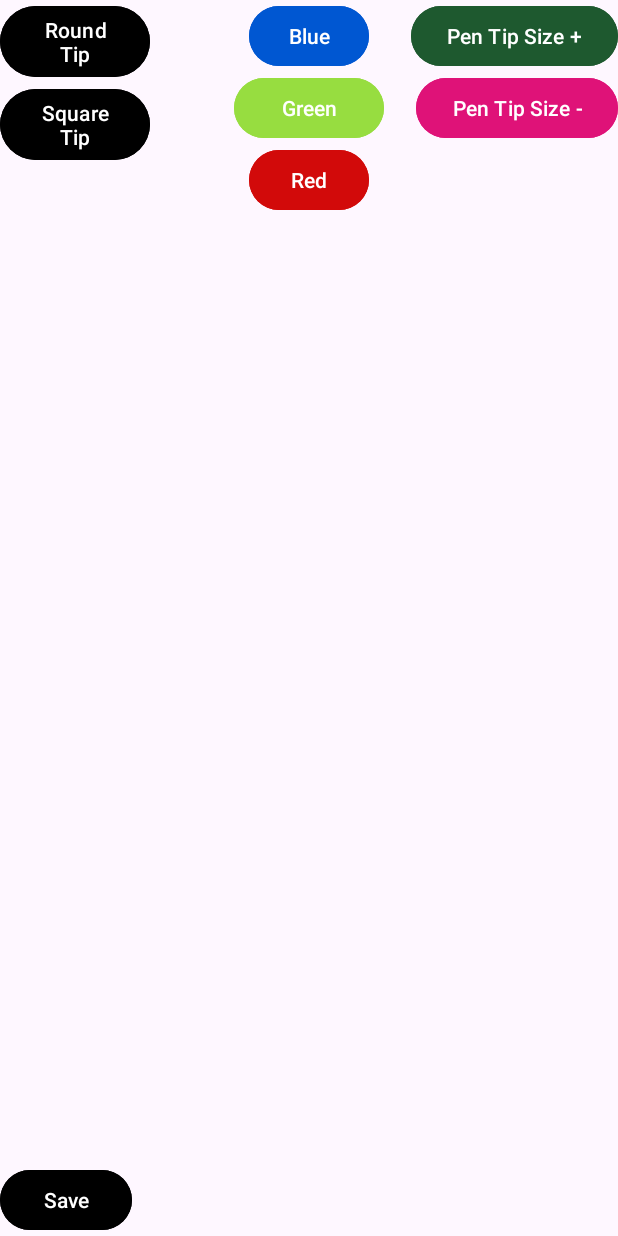
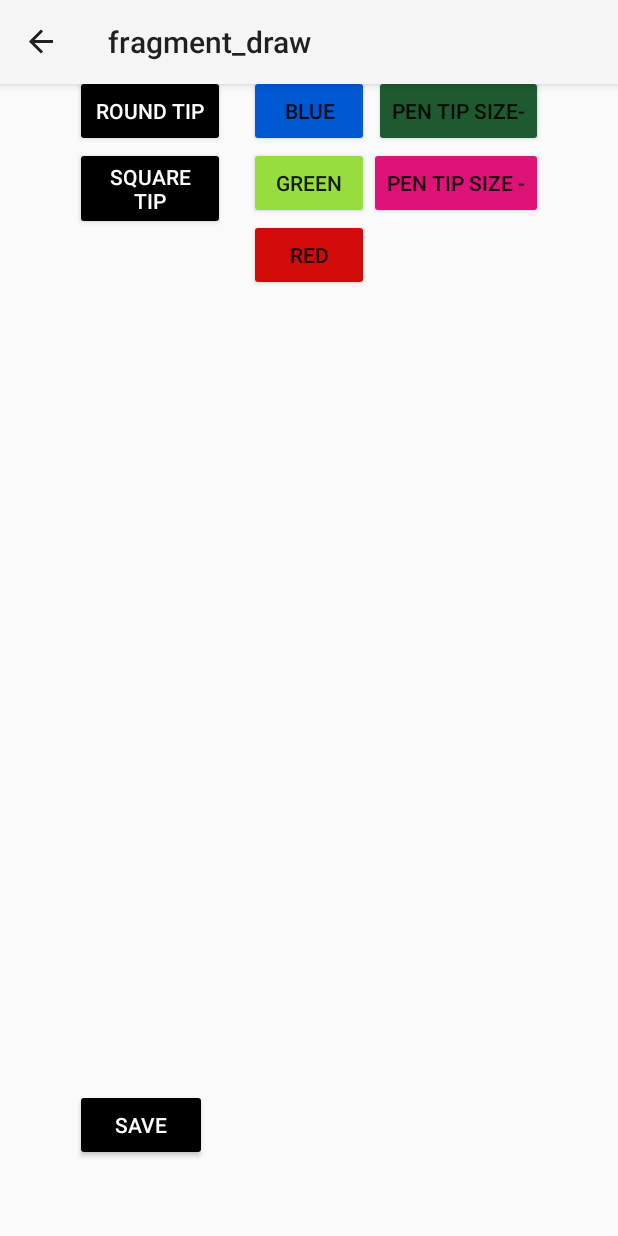
Before and after one commit to UofUAndroidPaintApp/AndroidPaintApp, an Android app built with Jetpack Compose: the DrawFragment screen opened through its navigation route, on a phone screen of 412 x 824 dp. Run offline under Robolectric (Android 15) with nearby library versions, the phone set to English and light mode, and no system bars; our stand-ins replace navigation-ui; 1 statement that could not run was skipped.

Commit message:
Saving Lauryn Phase 2 Code Review Implementation of action bar.

```diff
--- a/customViewDemo/app/src/main/AndroidManifest.xml
+++ b/customViewDemo/app/src/main/AndroidManifest.xml
@@ -16,7 +16,10 @@
         android:label="@string/app_name"
         android:roundIcon="@drawable/arch_image"
         android:supportsRtl="true"
-        android:theme="@style/Theme.CustomViewDemo">
+        android:theme="@style/Theme.AppCompat.Light.NoActionBar"
+        >
+<!--        android:theme="@style/Theme.CustomViewDemo"-->
+
         <activity
             android:name=".MainActivity"
             android:exported="true">
--- a/customViewDemo/app/src/main/java/com/example/customviewdemo/MainActivity.kt
+++ b/customViewDemo/app/src/main/java/com/example/customviewdemo/MainActivity.kt
@@ -8,6 +8,7 @@ import android.util.Log
 import androidx.activity.viewModels
 import androidx.navigation.NavController
 import androidx.navigation.fragment.NavHostFragment
+import androidx.navigation.ui.setupActionBarWithNavController
 import com.example.customviewdemo.databinding.ActivityMainBinding
 import kotlinx.coroutines.Dispatchers
 import kotlinx.coroutines.withContext
@@ -22,12 +23,21 @@ class MainActivity : AppCompatActivity() {
     override fun onCreate(savedInstanceState: Bundle?) {
         super.onCreate(savedInstanceState)
 
-        val vm: PaintingViewModel by viewModels { PaintingViewModelFactory((application as PaintingApplication).paintingRepository) }
+        //val vm: PaintingViewModel by viewModels { PaintingViewModelFactory((application as PaintingApplication).paintingRepository) }
 
         val binding = ActivityMainBinding.inflate(layoutInflater)
+        setContentView(binding.root)
+
+        setSupportActionBar(findViewById(R.id.toolbar))
+
         val navHostFragment = supportFragmentManager
             .findFragmentById(R.id.fragmentContainerViewID) as NavHostFragment
         navController = navHostFragment.navController
-        setContentView(binding.root)
+        setupActionBarWithNavController(navController)
+
+    }
+
+    override fun onSupportNavigateUp(): Boolean {
+        return navController.navigateUp() || super.onSupportNavigateUp()
     }
 }
--- a/customViewDemo/app/src/main/res/layout/activity_main.xml
+++ b/customViewDemo/app/src/main/res/layout/activity_main.xml
@@ -19,4 +19,16 @@
         android:layout_height="match_parent"
         app:defaultNavHost="true"
         app:navGraph="@navigation/nav_graph" />
+
+<!--    Added by Lauryn for Phase 2 part 2-->
+    <androidx.appcompat.widget.Toolbar
+        android:id="@+id/toolbar"
+        android:layout_width="match_parent"
+        android:layout_height="?attr/actionBarSize"
+        android:background="?attr/colorPrimary"
+        android:elevation="4dp"
+        android:theme="@style/ThemeOverlay.AppCompat.ActionBar"
+        app:popupTheme="@style/ThemeOverlay.AppCompat.Light"/>
+
+
 </FrameLayout>
--- a/customViewDemo/app/src/main/res/layout/fragment_click.xml
+++ b/customViewDemo/app/src/main/res/layout/fragment_click.xml
@@ -27,7 +27,7 @@
         android:id="@+id/textView"
         android:layout_width="275dp"
         android:layout_height="79dp"
-        android:layout_marginTop="16dp"
+        android:layout_marginTop="55dp"
         android:fontFamily="sans-serif-condensed"
         android:text="@string/let_s_paint"
         android:textColor="@color/orange"
--- a/customViewDemo/app/src/main/res/layout/fragment_draw.xml
+++ b/customViewDemo/app/src/main/res/layout/fragment_draw.xml
@@ -6,8 +6,7 @@
     tools:context=".DrawFragment"
     android:orientation="horizontal"
     android:id="@+id/drawFragId"
-
-    android:layout_alignParentLeft="true"
+    android:padding="50dp"
     android:layout_alignParentStart="true">
 
     <com.example.customviewdemo.CustomView
@@ -27,7 +26,7 @@ style="?android:attr/buttonBarButtonStyle"
 android:layout_marginTop="20dp"-->
     <Button
         android:id="@+id/greenButton"
-        android:layout_width="100dp"
+        android:layout_width="80dp"
         android:layout_height="wrap_content"
         android:layout_centerHorizontal="true"
         android:layout_below="@id/blueButton"
@@ -50,9 +49,10 @@ android:layout_marginTop="20dp"-->
         android:id="@+id/roundButton"
         android:layout_width="100dp"
         android:layout_height="wrap_content"
-        android:layout_alignParentLeft="true"
+        android:layout_alignParentStart="true"
         android:backgroundTint="#000000"
-        android:text="Round Tip" />
+        android:text="@string/round_tip"
+        android:textColor="#FFFFFF"/>
 <!--    android:layout_gravity="center_vertical"-->
 <!--    style="?android:attr/buttonBarButtonStyle"
 android:layout_marginTop="150dp"-->
@@ -61,10 +61,11 @@ android:layout_marginTop="150dp"-->
         android:id="@+id/squareButton"
         android:layout_width="100dp"
         android:layout_height="wrap_content"
-        android:layout_alignParentLeft="true"
+        android:layout_alignParentStart="true"
         android:layout_below="@id/roundButton"
         android:backgroundTint="#000000"
-        android:text="Square Tip" />
+        android:text="@string/square_tip"
+        android:textColor="#FFFFFF"/>
 <!--    style="?android:attr/buttonBarButtonStyle"-->
 <!--    android:layout_gravity="center"-->
 
@@ -72,10 +73,11 @@ android:layout_marginTop="150dp"-->
         android:id="@+id/increaseSizeButton"
         android:layout_width="wrap_content"
         android:layout_height="wrap_content"
-        android:layout_alignParentRight="true"
+        android:layout_alignParentEnd="true"
         android:backgroundTint="#1E592F"
         android:drawablePadding="20dp"
-        android:text="@string/pen_tip_size_increase" />
+        android:text="@string/pen_tipsize"
+       />
 <!--    android:layout_gravity="bottom|center_horizontal"-->
 <!--    style="?android:attr/buttonBarButtonStyle"-->
 
@@ -83,7 +85,7 @@ android:layout_marginTop="150dp"-->
         android:id="@+id/decreaseSizeButton"
         android:layout_width="wrap_content"
         android:layout_height="wrap_content"
-        android:layout_alignParentRight="true"
+        android:layout_alignParentEnd="true"
         android:layout_below="@id/increaseSizeButton"
         android:backgroundTint="#DF1278"
 
@@ -95,6 +97,7 @@ android:layout_marginTop="150dp"-->
         android:layout_height="wrap_content"
         android:backgroundTint="#000000"
         android:layout_alignParentBottom="true"
-        android:text="@string/save" />
+        android:text="@string/save"
+        android:textColor="#FFFFFF"/>
 
 </RelativeLayout>
--- a/customViewDemo/app/src/main/res/values/strings.xml
+++ b/customViewDemo/app/src/main/res/values/strings.xml
@@ -15,4 +15,8 @@
     <string name="saved_paintings">Saved Paintings</string>
     <string name="let_s_paint">Let\'s Paint!</string>
     <string name="save">Save</string>
+    <string name="round_tip">Round Tip</string>
+    <string name="square_tip">Square Tip</string>
+    <string name="tip_size_increase">tip_size_increase</string>
+    <string name="pen_tipsize">Pen Tip Size-</string>
 </resources>
```
Also changed, not shown: customViewDemo/app/build.gradle.kts (+1 -6 lines), customViewDemo/app/src/main/res/drawable-anydpi/ic_action_name.xml (added, +11 -0 lines), customViewDemo/build.gradle.kts (+10 -0 lines), customViewDemo/app/src/main/res/drawable-hdpi/ic_action_name.png (added), customViewDemo/app/src/main/res/drawable-mdpi/ic_action_name.png (added), customViewDemo/app/src/main/res/drawable-xhdpi/ic_action_name.png (added), customViewDemo/app/src/main/res/drawable-xxhdpi/ic_action_name.png (added), 1 other file.
